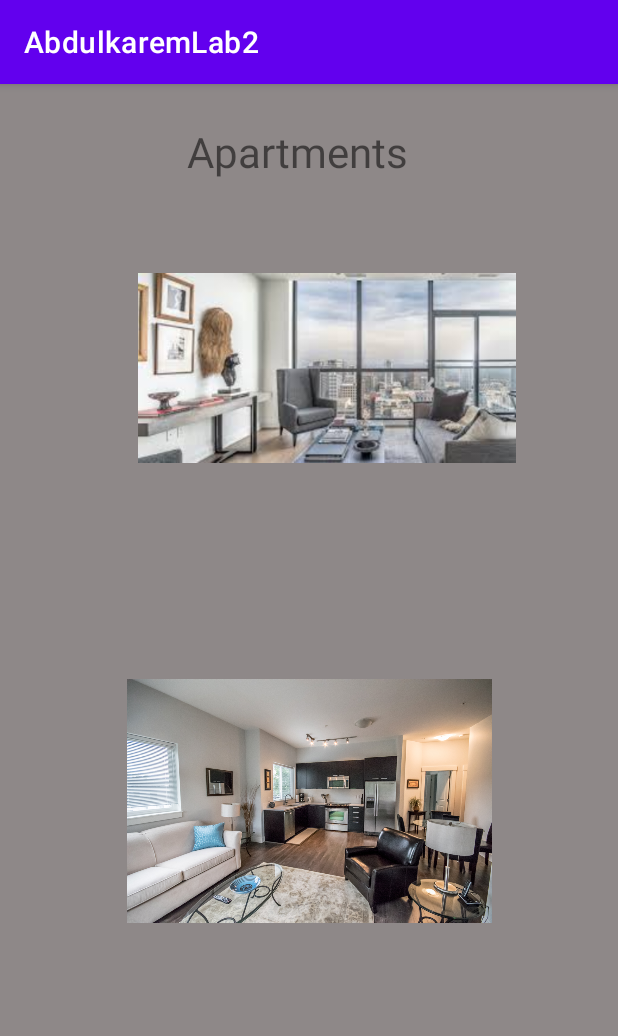
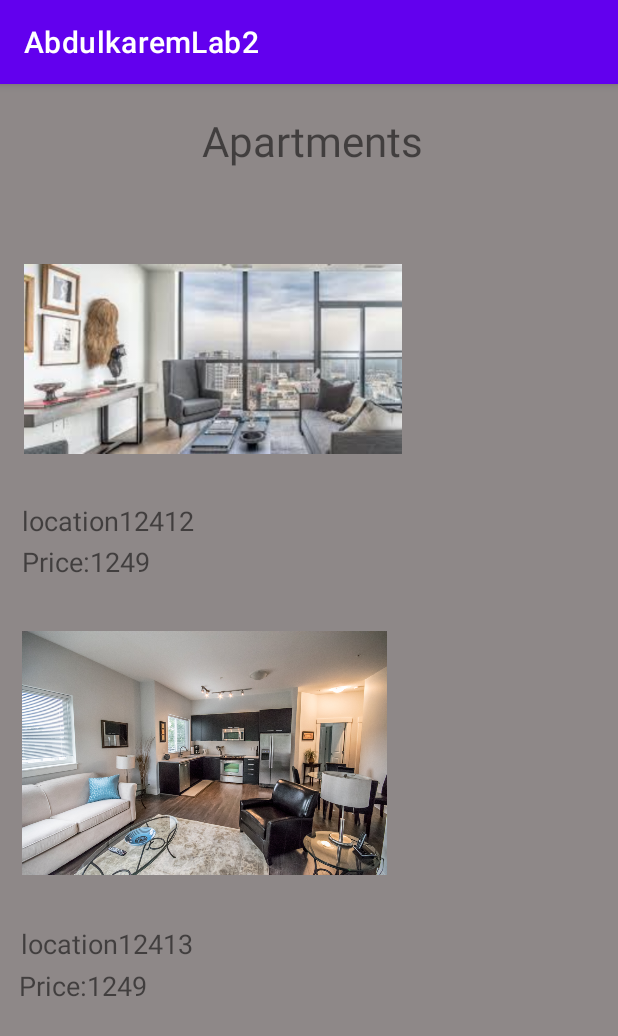
Before and after one commit to KitkatChunk/AbdulkaremAlaniLab2, an Android app: the AbdulkaremHomeType screen opened directly, with no data from a screen before it, after a tap on "APARTMENT", on a phone screen of 412 x 824 dp. Shown: the top 1036 px of the screen. Run offline under Robolectric (Android 15) with nearby library versions, the phone set to English and light mode, and no system bars.

Commit message:
edited layouts

```diff
--- a/AbdulkaremLab2/app/src/main/res/layout/alani_apartment.xml
+++ b/AbdulkaremLab2/app/src/main/res/layout/alani_apartment.xml
@@ -9,24 +9,60 @@
         android:id="@+id/imageView3"
         android:layout_width="252dp"
         android:layout_height="177dp"
-        android:layout_x="92dp"
-        android:layout_y="101dp"
+        android:layout_x="16dp"
+        android:layout_y="95dp"
         app:srcCompat="@drawable/apartment1" />
 
     <ImageView
         android:id="@+id/imageView4"
         android:layout_width="243dp"
         android:layout_height="196dp"
-        android:layout_x="85dp"
-        android:layout_y="380dp"
+        android:layout_x="15dp"
+        android:layout_y="348dp"
         app:srcCompat="@drawable/apartment2" />
 
     <TextView
         android:id="@+id/textView12"
         android:layout_width="wrap_content"
         android:layout_height="wrap_content"
-        android:layout_x="125dp"
-        android:layout_y="26dp"
+        android:layout_x="135dp"
+        android:layout_y="19dp"
         android:text="Apartments"
         android:textSize="28sp" />
+
+    <TextView
+        android:id="@+id/textView13"
+        android:layout_width="wrap_content"
+        android:layout_height="wrap_content"
+        android:layout_x="15dp"
+        android:layout_y="279dp"
+        android:text="location12412"
+        android:textSize="18sp" />
+
+    <TextView
+        android:id="@+id/textView15"
+        android:layout_width="wrap_content"
+        android:layout_height="wrap_content"
+        android:layout_x="14dp"
+        android:layout_y="561dp"
+        android:text="location12413"
+        android:textSize="18sp" />
+
+    <TextView
+        android:id="@+id/textView14"
+        android:layout_width="wrap_content"
+        android:layout_height="wrap_content"
+        android:layout_x="15dp"
+        android:layout_y="306dp"
+        android:text="Price:1249"
+        android:textSize="18sp" />
+
+    <TextView
+        android:id="@+id/textView16"
+        android:layout_width="wrap_content"
+        android:layout_height="wrap_content"
+        android:layout_x="13dp"
+        android:layout_y="589dp"
+        android:text="Price:1249"
+        android:textSize="18sp" />
 </AbsoluteLayout>
```
Also changed, not shown: AbdulkaremLab2/app/src/main/res/layout/alani_condominium_apartment.xml (+22 -4 lines), AbdulkaremLab2/app/src/main/res/layout/alani_detached_home.xml (+43 -7 lines), AbdulkaremLab2/app/src/main/res/layout/alani_semi_detached_home.xml (+46 -10 lines), AbdulkaremLab2/app/src/main/res/layout/alani_town_house.xml (+11 -11 lines).
